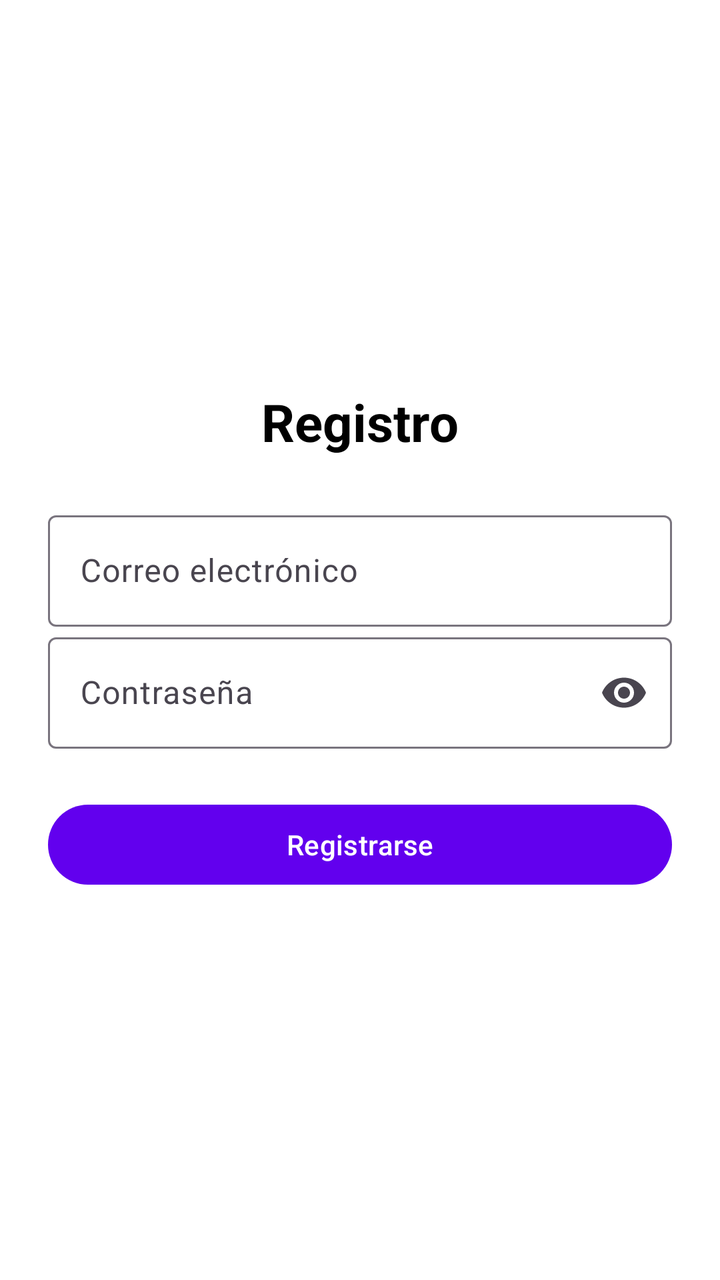
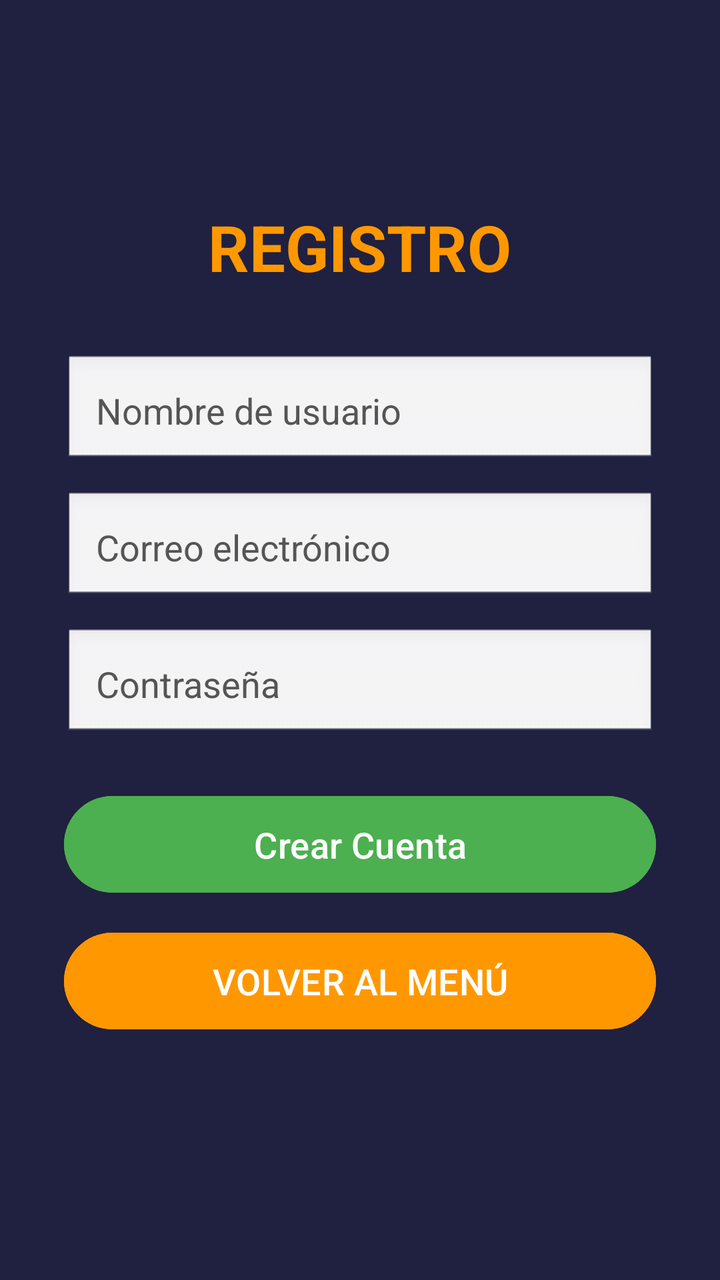

Two renders of the same Android screen: before a commit and after it. Below are the layout's source before the change and the commit's diff.
<!-- AndroidManifest.xml: application theme Theme.ROMBE -->
<!-- res/layout/activity_register.xml -->
<?xml version="1.0" encoding="utf-8"?>
<LinearLayout xmlns:android="http://schemas.android.com/apk/res/android"
    xmlns:app="http://schemas.android.com/apk/res-auto"
    android:orientation="vertical"
    android:layout_width="match_parent"
    android:layout_height="match_parent"
    android:gravity="center"
    android:padding="24dp"
    android:background="@android:color/white">

    
    <TextView
        android:id="@+id/registerTitle"
        android:layout_width="wrap_content"
        android:layout_height="wrap_content"
        android:text="Registro"
        android:textSize="26sp"
        android:textStyle="bold"
        android:textColor="@android:color/black"
        android:paddingBottom="24dp"/>

    
    <com.google.android.material.textfield.TextInputLayout
        android:id="@+id/registerEmailLayout"
        android:layout_width="match_parent"
        android:layout_height="wrap_content"
        android:hint="Correo electrónico">

        <com.google.android.material.textfield.TextInputEditText
            android:id="@+id/registerEmailInput"
            android:layout_width="match_parent"
            android:layout_height="wrap_content"
            android:inputType="textEmailAddress"/>
    </com.google.android.material.textfield.TextInputLayout>

    
    <com.google.android.material.textfield.TextInputLayout
        android:id="@+id/registerPasswordLayout"
        android:layout_width="match_parent"
        android:layout_height="wrap_content"
        android:hint="Contraseña"
        app:endIconMode="password_toggle">

        <com.google.android.material.textfield.TextInputEditText
            android:id="@+id/registerPasswordInput"
            android:layout_width="match_parent"
            android:layout_height="wrap_content"
            android:inputType="textPassword"/>
    </com.google.android.material.textfield.TextInputLayout>

    
    <com.google.android.material.button.MaterialButton
        android:id="@+id/registerButton"
        android:layout_width="match_parent"
        android:layout_height="wrap_content"
        android:text="Registrarse"
        app:backgroundTint="@color/purple_500"
        android:textColor="@android:color/white"
        android:layout_marginTop="24dp"/>
</LinearLayout>
<!-- resources referenced by this layout -->
<resources>
  <color name="purple_500">#FF6200EE</color>
  <style name="Theme.ROMBE" parent="Base.Theme.ROMBE" />
  <style name="Base.Theme.ROMBE" parent="Theme.Material3.DayNight.NoActionBar">
          
          
      </style>
</resources>

<!-- the commit's change to res/layout/activity_register.xml (unified diff, before → after) -->
@@ -1,60 +1,77 @@
 <?xml version="1.0" encoding="utf-8"?>
 <LinearLayout xmlns:android="http://schemas.android.com/apk/res/android"
-    xmlns:app="http://schemas.android.com/apk/res-auto"
-    android:orientation="vertical"
     android:layout_width="match_parent"
     android:layout_height="match_parent"
-    android:gravity="center"
-    android:padding="24dp"
-    android:background="@android:color/white">
+    android:orientation="vertical"
+    android:padding="32dp"
+    android:gravity="center_horizontal"
+    android:background="#202040">
 
-    
     <TextView
-        android:id="@+id/registerTitle"
         android:layout_width="wrap_content"
         android:layout_height="wrap_content"
-        android:text="Registro"
-        android:textSize="26sp"
+        android:text="REGISTRO"
+        android:textSize="32sp"
         android:textStyle="bold"
-        android:textColor="@android:color/black"
-        android:paddingBottom="24dp"/>
+        android:textColor="#FF9800"
+        android:layout_marginTop="70dp"
+        android:layout_marginBottom="32dp"/>
 
-    
-    <com.google.android.material.textfield.TextInputLayout
-        android:id="@+id/registerEmailLayout"
+    <EditText
+        android:id="@+id/etName"
         android:layout_width="match_parent"
         android:layout_height="wrap_content"
-        android:hint="Correo electrónico">
+        android:hint="Nombre de usuario"
+        android:textColor="#000000"
+        android:textColorHint="#555555"
+        android:inputType="textPersonName"
+        android:padding="16dp"
+        android:background="@android:drawable/edit_text"
+        android:layout_marginBottom="12dp"/>
 
-        <com.google.android.material.textfield.TextInputEditText
-            android:id="@+id/registerEmailInput"
-            android:layout_width="match_parent"
-            android:layout_height="wrap_content"
-            android:inputType="textEmailAddress"/>
-    </com.google.android.material.textfield.TextInputLayout>
+    <EditText
+        android:id="@+id/etEmail"
+        android:layout_width="match_parent"
+        android:layout_height="wrap_content"
+        android:hint="Correo electrónico"
+        android:textColor="#000000"
+        android:textColorHint="#555555"
+        android:inputType="textEmailAddress"
+        android:padding="16dp"
+        android:background="@android:drawable/edit_text"
+        android:layout_marginBottom="12dp"/>
 
-    
-    <com.google.android.material.textfield.TextInputLayout
-        android:id="@+id/registerPasswordLayout"
+    <EditText
+        android:id="@+id/etPassword"
         android:layout_width="match_parent"
         android:layout_height="wrap_content"
         android:hint="Contraseña"
-        app:endIconMode="password_toggle">
+        android:textColor="#000000"
+        android:textColorHint="#555555"
+        android:inputType="textPassword"
+        android:padding="16dp"
+        android:background="@android:drawable/edit_text"
+        android:layout_marginBottom="24dp"/>
 
-        <com.google.android.material.textfield.TextInputEditText
-            android:id="@+id/registerPasswordInput"
-            android:layout_width="match_parent"
-            android:layout_height="wrap_content"
-            android:inputType="textPassword"/>
-    </com.google.android.material.textfield.TextInputLayout>
-
-    
-    <com.google.android.material.button.MaterialButton
-        android:id="@+id/registerButton"
+    <Button
+        android:id="@+id/btnRegister"
         android:layout_width="match_parent"
         android:layout_height="wrap_content"
-        android:text="Registrarse"
-        app:backgroundTint="@color/purple_500"
-        android:textColor="@android:color/white"
-        android:layout_marginTop="24dp"/>
+        android:text="Crear Cuenta"
+        android:backgroundTint="#4CAF50"
+        android:textColor="#FFFFFF"
+        android:padding="12dp"
+        android:textSize="18sp"
+        android:layout_marginBottom="12dp"/>
+
+    <Button
+        android:id="@+id/btnBackRegister"
+        android:layout_width="match_parent"
+        android:layout_height="wrap_content"
+        android:text="VOLVER AL MENÚ"
+        android:backgroundTint="#FF9800"
+        android:textColor="#FFFFFF"
+        android:padding="12dp"
+        android:textSize="18sp"/>
+
 </LinearLayout>
<!-- resource entries referenced after the edit -->
@@ -1,6 +1,5 @@
 <!-- resources referenced by this layout -->
 <resources>
-  <color name="purple_500">#FF6200EE</color>
   <style name="Theme.ROMBE" parent="Base.Theme.ROMBE" />
   <style name="Base.Theme.ROMBE" parent="Theme.Material3.DayNight.NoActionBar">
           
